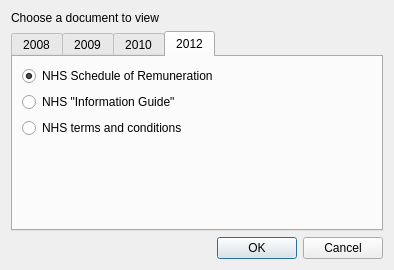
The window that src/openmolar/qt-designer/chooseDocument.ui (rowinggolfer/openmolar1) describes before a commit, drawn with Qt 5.
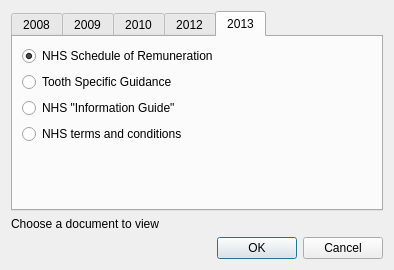
The same window after the commit.

```diff
--- a/src/openmolar/qt-designer/chooseDocument.ui
+++ b/src/openmolar/qt-designer/chooseDocument.ui
@@ -14,17 +14,10 @@
    <string>Choose a Document</string>
   </property>
   <layout class="QVBoxLayout" name="verticalLayout">
-   <item>
-    <widget class="QLabel" name="label">
-     <property name="text">
-      <string>Choose a document to view</string>
-     </property>
-    </widget>
-   </item>
    <item>
     <widget class="QTabWidget" name="tabWidget">
      <property name="currentIndex">
-      <number>3</number>
+      <number>4</number>
      </property>
      <widget class="QWidget" name="tab">
       <attribute name="title">
@@ -181,6 +174,64 @@
        </item>
       </layout>
      </widget>
+     <widget class="QWidget" name="tab_5">
+      <attribute name="title">
+       <string>2013</string>
+      </attribute>
+      <layout class="QVBoxLayout" name="verticalLayout_4">
+       <item>
+        <widget class="QRadioButton" name="remuneration2013_radioButton">
+         <property name="text">
+          <string>NHS Schedule of Remuneration</string>
+         </property>
+         <property name="checked">
+          <bool>true</bool>
+         </property>
+        </widget>
+       </item>
+       <item>
+        <widget class="QRadioButton" name="tooth_specific_radioButton">
+         <property name="text">
+          <string>Tooth Specific Guidance</string>
+         </property>
+        </widget>
+       </item>
+       <item>
+        <widget class="QRadioButton" name="info2013_radioButton">
+         <property name="text">
+          <string>NHS &quot;Information Guide&quot;</string>
+         </property>
+        </widget>
+       </item>
+       <item>
+        <widget class="QRadioButton" name="terms2013_radioButton">
+         <property name="text">
+          <string>NHS terms and conditions</string>
+         </property>
+        </widget>
+       </item>
+       <item>
+        <spacer name="verticalSpacer_8">
+         <property name="orientation">
+          <enum>Qt::Vertical</enum>
+         </property>
+         <property name="sizeHint" stdset="0">
+          <size>
+           <width>128</width>
+           <height>63</height>
+          </size>
+         </property>
+        </spacer>
+       </item>
+      </layout>
+     </widget>
+    </widget>
+   </item>
+   <item>
+    <widget class="QLabel" name="label">
+     <property name="text">
+      <string>Choose a document to view</string>
+     </property>
     </widget>
    </item>
    <item>
```
Left out of the diff: 2 changed lines with no effect on the pictures.
